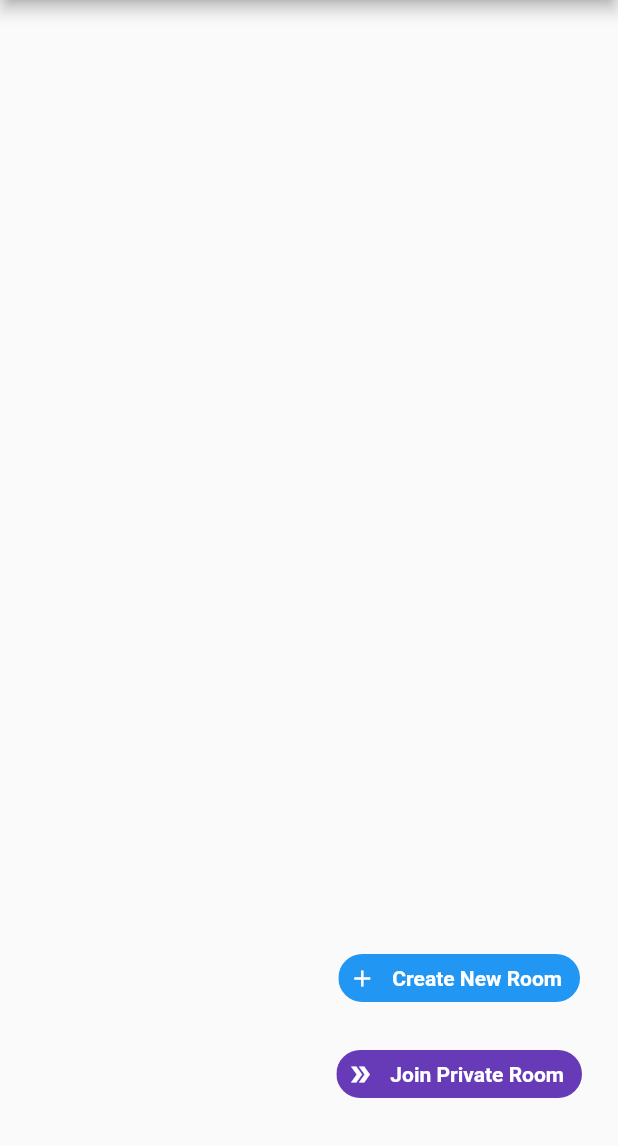
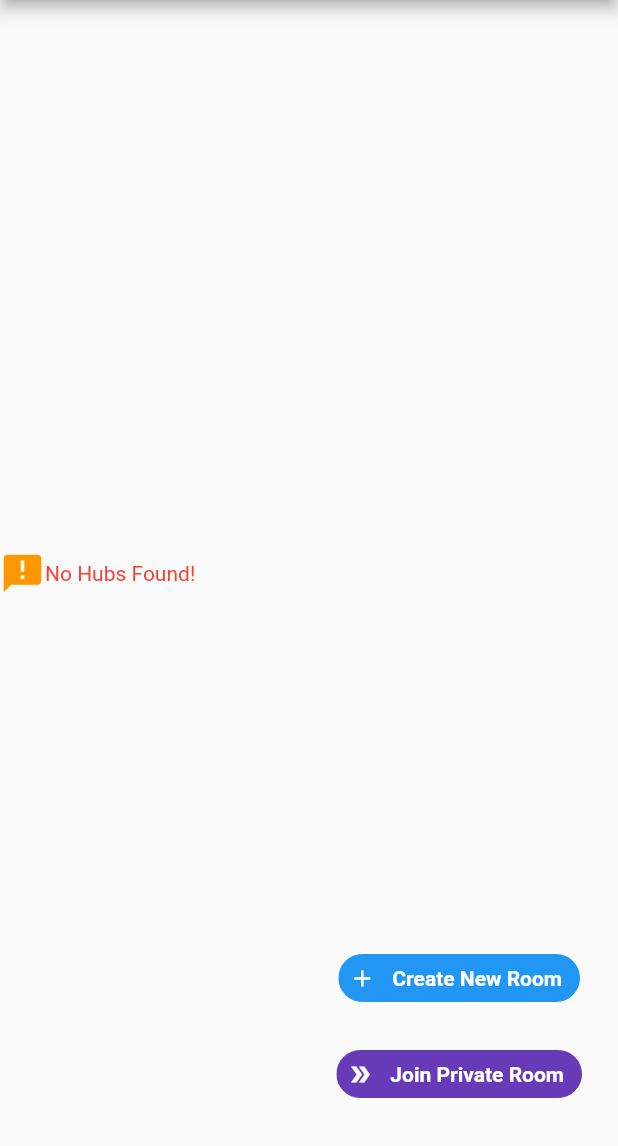
Before and after one commit to TechJunkies-IIITK/Uni-Hub, a Flutter app: the HomePage screen opened by its route, on a phone screen of 412 x 824 dp, the part 90-1236 px from its top. Run offline on Flutter 3.47's test engine with Material 2 defaults, Android fonts, the phone set to English and light mode, and no system bars; our stand-ins replace permission_handler, pin_code_fields, shared_preferences, socket_io_client; missing offline and left inert: agora_rtc_engine; accounts and stored records are empty; network calls fail.

Commit message:
added empty hubs message

```diff
--- a/lib/views/homepage/homepage.dart
+++ b/lib/views/homepage/homepage.dart
@@ -89,7 +89,17 @@ class _HomePageState extends State<HomePage>{
 
       ),
 
-      body: ListView(
+      body: SocketController.publicHubs.isEmpty ? Center(
+        child: Row(
+          children: const [
+
+            Icon(Icons.announcement, size: 30,color: Colors.orange,),
+
+            Text('No Hubs Found!', style: TextStyle(color: Colors.red),)
+
+          ],
+        ),
+      ) : ListView(
 
         children: SocketController.publicHubs.map( (hub)=>RoomCard( hubDetails: hub )).toList(),
 
```
